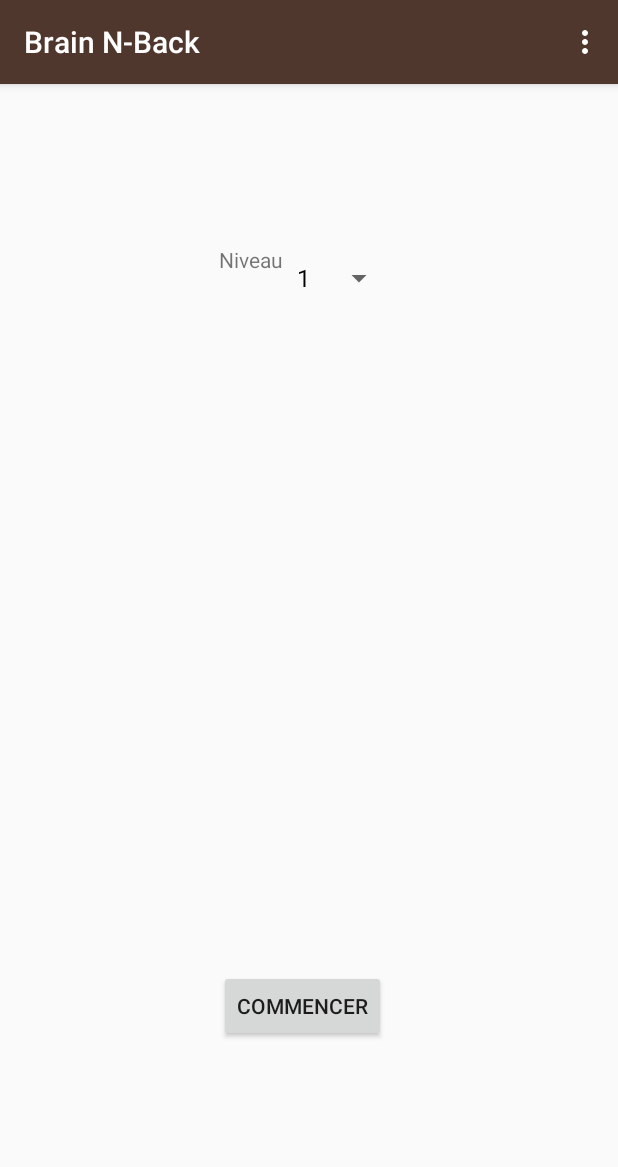
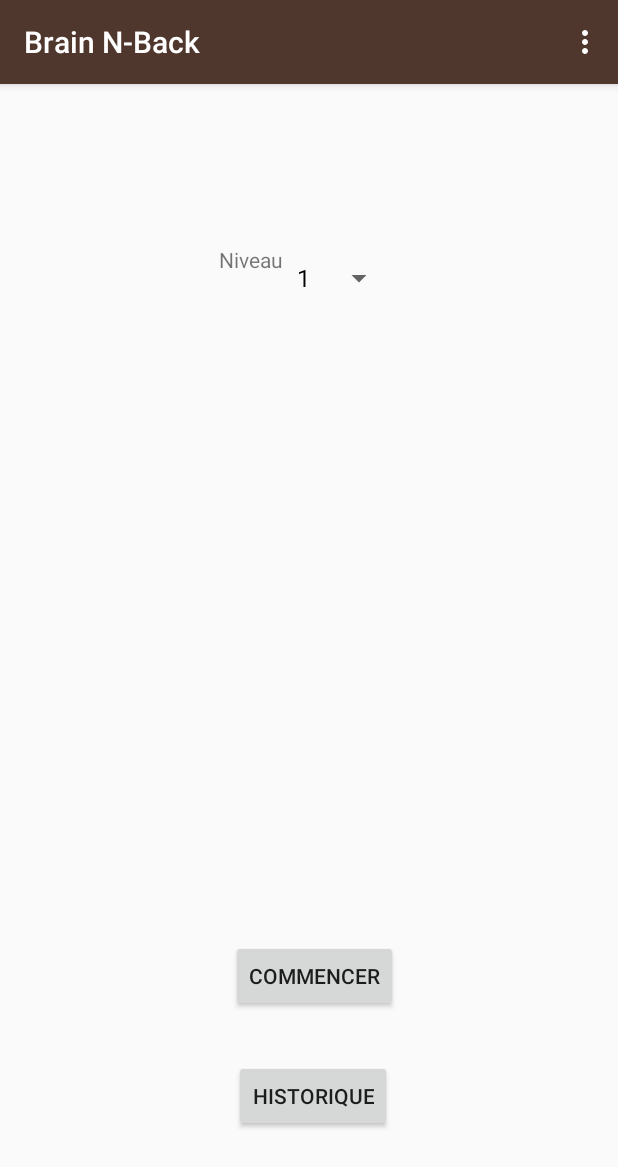
Before and after one commit to MatthieuAvrgs/BrainNBack, an Android app: the screen it shows after launch (MainActivity), on a phone screen of 412 x 824 dp. Shown: the top 1167 px of the screen. Run offline under Robolectric (Android 15) with nearby library versions, the phone set to English and light mode, and no system bars.

Commit message:
bdd (nouvelle activité + bouton historique + test de la persitance

```diff
--- a/app/src/main/AndroidManifest.xml
+++ b/app/src/main/AndroidManifest.xml
@@ -16,8 +16,9 @@
                 <category android:name="android.intent.category.LAUNCHER" />
             </intent-filter>
         </activity>
-        <activity android:name=".GameActivity"></activity>
-        <activity android:name=".SettingsActivity"></activity>
+        <activity android:name=".GameActivity" />
+        <activity android:name=".SettingsActivity" />
+        <activity android:name=".BDDScoreListe"></activity>
     </application>
 
 </manifest>
--- a/app/src/main/java/fr/utt/if26/brainn_back/MainActivity.java
+++ b/app/src/main/java/fr/utt/if26/brainn_back/MainActivity.java
@@ -26,6 +26,15 @@ public class MainActivity extends AppCompatActivity {
             @Override
             public void onClick(View v) {
                 startActivity(new Intent(MainActivity.this, GameActivity.class));
+            }
+        });
+
+        //bouton pour afficher l'historique
+        Button btn_historique = (Button)findViewById(R.id.bouton_afficher_historique);
+        btn_historique.setOnClickListener(new View.OnClickListener() {
+            @Override
+            public void onClick(View v) {
+                startActivity(new Intent(MainActivity.this, BDDScoreListe.class));
             }
         });
 
--- a/app/src/main/res/layout/activity_main.xml
+++ b/app/src/main/res/layout/activity_main.xml
@@ -11,8 +11,20 @@
         android:layout_height="match_parent"
         app:layout_constraintBottom_toBottomOf="parent"
         app:layout_constraintEnd_toEndOf="parent"
+        app:layout_constraintHorizontal_bias="0.0"
         app:layout_constraintStart_toStartOf="parent"
-        app:layout_constraintTop_toTopOf="parent">
+        app:layout_constraintTop_toTopOf="parent"
+        app:layout_constraintVertical_bias="0.0">
+
+        <Button
+            android:id="@+id/bouton_afficher_historique"
+            android:layout_width="wrap_content"
+            android:layout_height="wrap_content"
+            android:layout_alignParentStart="true"
+            android:layout_alignParentBottom="true"
+            android:layout_marginStart="156dp"
+            android:layout_marginBottom="69dp"
+            android:text="Historique" />
 
         <Button
             android:id="@+id/bouton_commencer_jeu"
@@ -20,8 +32,8 @@
             android:layout_height="wrap_content"
             android:layout_alignParentStart="true"
             android:layout_alignParentBottom="true"
-            android:layout_marginStart="146dp"
-            android:layout_marginBottom="129dp"
+            android:layout_marginStart="154dp"
+            android:layout_marginBottom="149dp"
             android:text="Commencer" />
 
         <Spinner
```
Also changed, not shown: app/src/main/java/fr/utt/if26/brainn_back/BDDScoreListe.java (added, +27 -0 lines), app/src/main/java/fr/utt/if26/brainn_back/Game/Settings.java (+19 -0 lines), app/src/main/java/fr/utt/if26/brainn_back/PersistancePartie.java (+63 -4 lines), app/src/main/res/layout/activity_bddscore_liste.xml (added, +22 -0 lines), app/src/main/res/layout/layout_une_partie.xml (added, +57 -0 lines).
